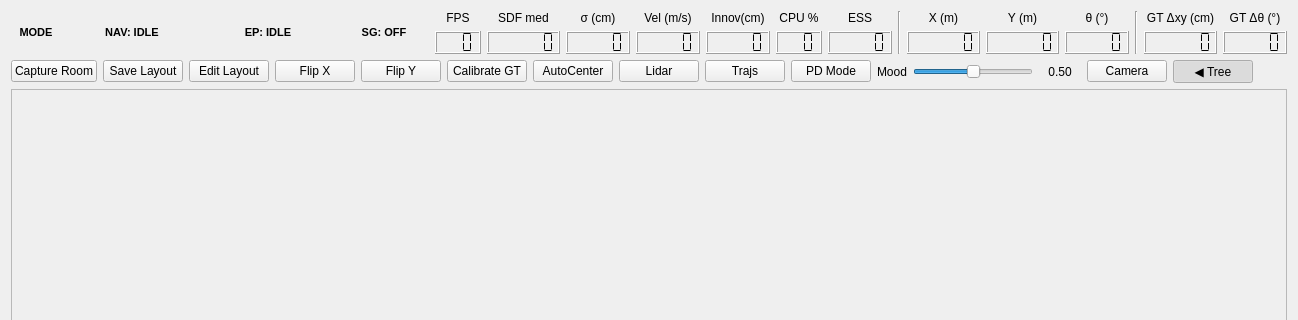
First picture: the form in ainf_slamo/src/mainUI.ui, repository pbustos/beta-robotica-class, before the edit; both pictures show x 0 to 1298 and y 0 to 320 of the 1298 by 600 pixel window.
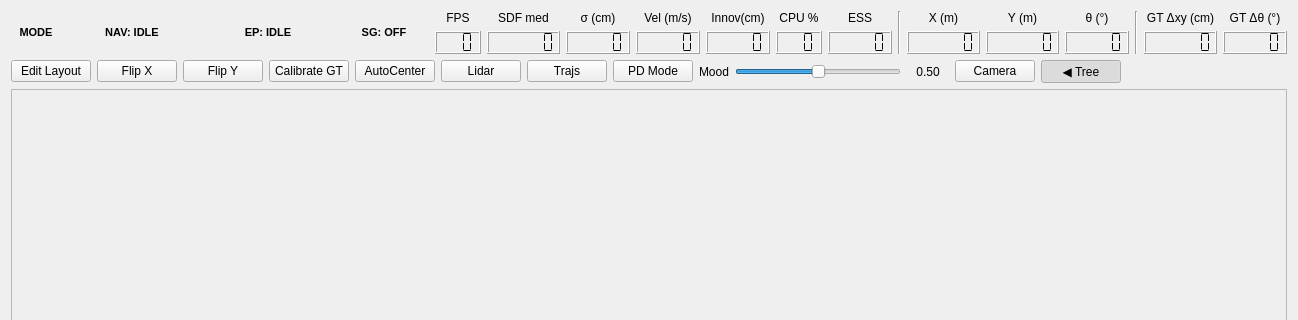
Second picture: the form after the edit.

Diff of the .ui file:
```diff
--- a/ainf_slamo/src/mainUI.ui
+++ b/ainf_slamo/src/mainUI.ui
@@ -318,17 +318,6 @@
      <!-- ====== ROW 2: Buttons ====== -->
      <item>
       <layout class="QHBoxLayout" name="horizontalLayout_row2">
-       <item>
-        <widget class="QPushButton" name="pushButton_captureRoom">
-         <property name="text"><string>Capture Room</string></property>
-         <property name="checkable"><bool>true</bool></property>
-        </widget>
-       </item>
-       <item>
-        <widget class="QPushButton" name="pushButton_saveLayout">
-         <property name="text"><string>Save Layout</string></property>
-        </widget>
-       </item>
          <item>
           <widget class="QPushButton" name="pushButton_editLayout">
            <property name="text"><string>Edit Layout</string></property>
```
